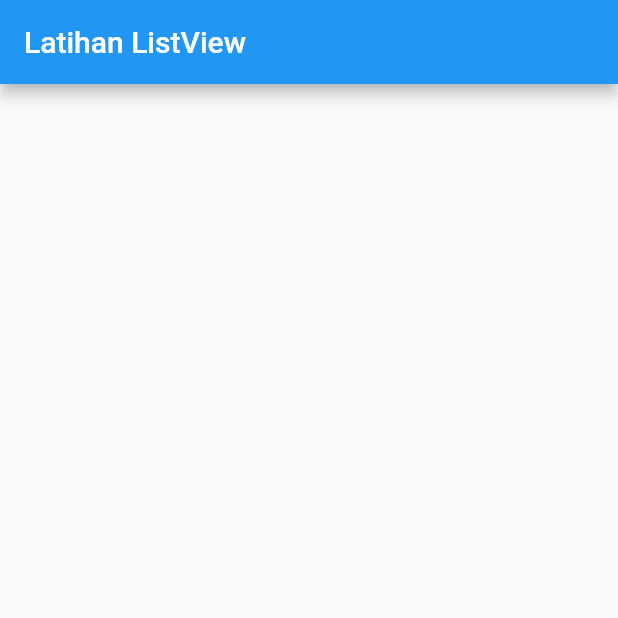
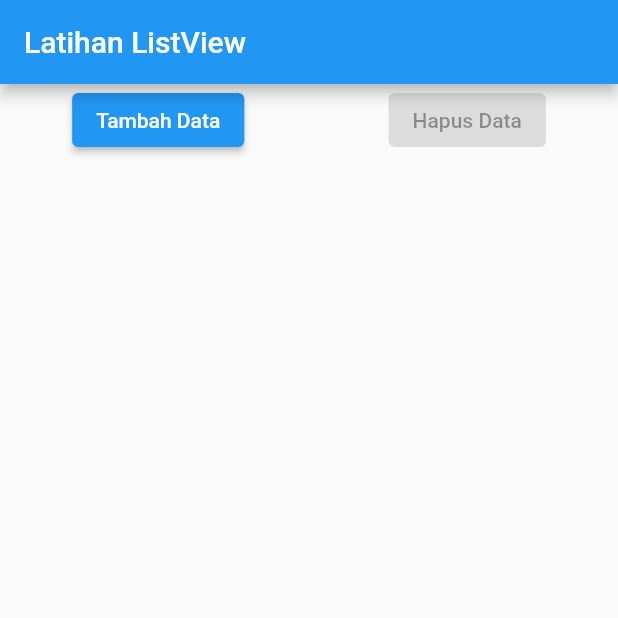
Before and after one commit to matuladaandi/belajar_restfull_api, a Flutter app: the screen it shows after launch, on a phone screen of 412 x 824 dp, the top half of it. Run offline on Flutter 3.47's test engine with Material 2 defaults, Android fonts, the phone set to English and light mode, and no system bars.

Commit message:
tambah data pada tombol selesai

```diff
--- a/lib/main.dart
+++ b/lib/main.dart
@@ -11,12 +11,7 @@ class MyApp extends StatefulWidget {
 
 class _MyAppState extends State<MyApp> {
   List<Widget> widgetsku = []; // membuat list
-
-_MyAppState(){
-  for(int i =0; i <= 40; i++){
-  widgetsku.add(Text("data ke- " + i.toString()));
-  }
-}
+  int counter = 1;
 
   @override
   Widget build(BuildContext context) {
@@ -25,13 +20,26 @@ _MyAppState(){
         appBar: AppBar(
           title: Text("Latihan ListView"),
         ),
-        body: ListView(children:<Widget>[
-          Row(
-            children: <Widget>[
-
-            ],
-          )
-        ],
+        body: ListView(
+          children: <Widget>[
+            Row(
+              mainAxisAlignment:
+                  MainAxisAlignment.spaceAround, // agar tdk mepet tombol hps&+
+              children: <Widget>[
+                ElevatedButton(onPressed: (){
+                  setState(() {
+                    widgetsku.add(Text("Data ke- "+ counter.toString()));
+                    counter++;
+                  });
+                }, child: Text('Tambah Data')),
+                ElevatedButton(onPressed: null, child: Text('Hapus Data'))
+              ],
+            ),
+            Column(
+              crossAxisAlignment: CrossAxisAlignment.start,
+              children: widgetsku,
+            )
+          ],
         ),
       ),
     );
```
